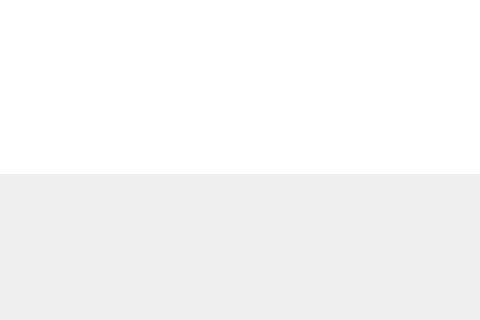
Qt form python/sensor_monitor/MainWindow.ui (elecun/flame) before a commit; both pictures show x 0 to 480 and y 546 to 866 of the 960 by 866 pixel window.
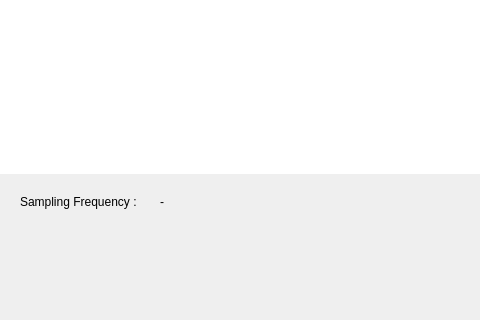
The same form after that commit.

What changed in the file:
```diff
--- a/python/sensor_monitor/MainWindow.ui
+++ b/python/sensor_monitor/MainWindow.ui
@@ -36,6 +36,32 @@
      <set>Qt::AlignCenter</set>
     </property>
    </widget>
+   <widget class="QLabel" name="label_fs">
+    <property name="geometry">
+     <rect>
+      <x>20</x>
+      <y>740</y>
+      <width>141</width>
+      <height>16</height>
+     </rect>
+    </property>
+    <property name="text">
+     <string>Sampling Frequency : </string>
+    </property>
+   </widget>
+   <widget class="QLabel" name="value_fs">
+    <property name="geometry">
+     <rect>
+      <x>160</x>
+      <y>740</y>
+      <width>58</width>
+      <height>16</height>
+     </rect>
+    </property>
+    <property name="text">
+     <string>-</string>
+    </property>
+   </widget>
   </widget>
   <widget class="QMenuBar" name="menubar">
    <property name="geometry">
```
